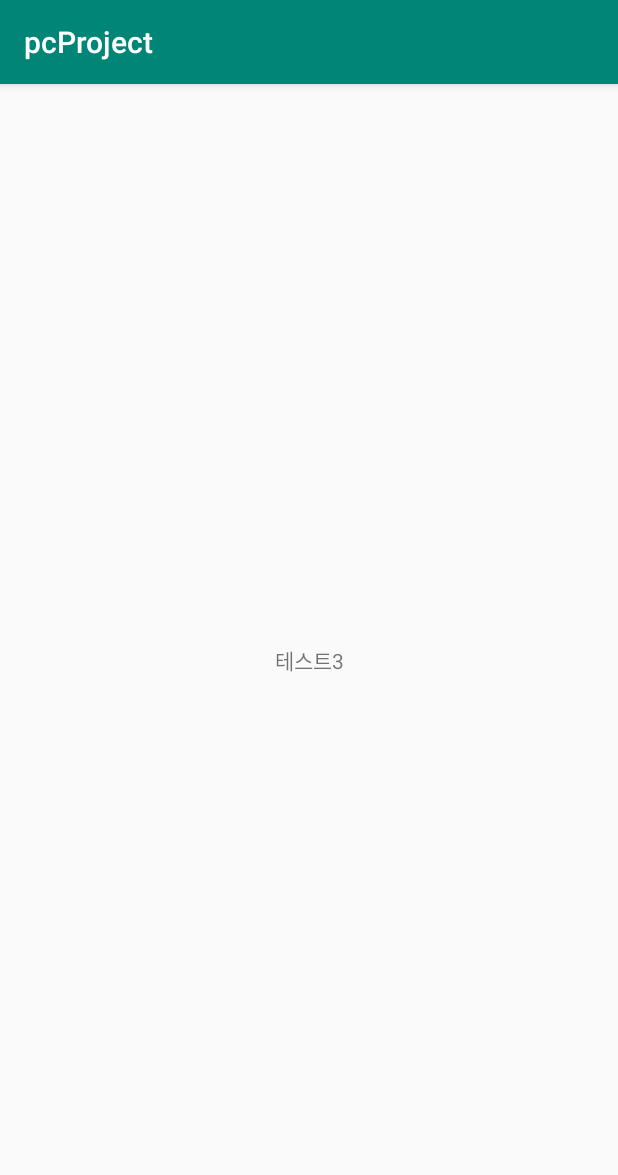
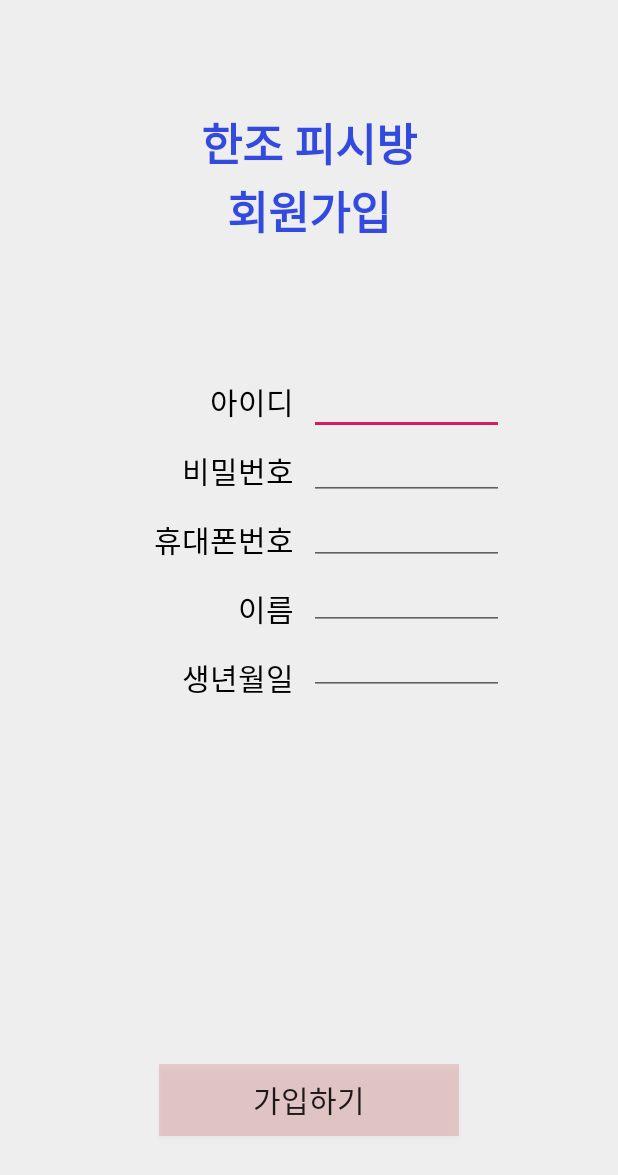
Before and after one commit to cis8448/RealProject, an Android app: the screen it shows after launch (MainActivity), on a phone screen of 412 x 824 dp. Shown: the top 1175 px of the screen. Run offline under Robolectric (Android 15) with nearby library versions, the phone set to English and light mode, and no system bars.

Commit message:
no message

```diff
--- a/PCproject/app/src/main/java/com/example/pcproject/MainActivity.java
+++ b/PCproject/app/src/main/java/com/example/pcproject/MainActivity.java
@@ -8,6 +8,6 @@ public class MainActivity extends AppCompatActivity {
     @Override
     protected void onCreate(Bundle savedInstanceState) {
         super.onCreate(savedInstanceState);
-        setContentView(R.layout.activity_main);
+        setContentView(R.layout.memberadd);
     }
 }
--- /dev/null
+++ b/PCproject/app/src/main/res/layout/memberadd.xml
@@ -0,0 +1,165 @@
+<?xml version="1.0" encoding="utf-8"?>
+<LinearLayout
+    xmlns:android="http://schemas.android.com/apk/res/android"
+    android:orientation="vertical"
+    android:layout_width="match_parent"
+    android:layout_height="match_parent"
+    android:padding="20dp"
+    android:background="#0C000000">
+
+    <LinearLayout
+        android:layout_width="match_parent"
+        android:layout_height="0dp"
+        android:layout_weight="1"
+        android:gravity="center"
+        android:orientation="vertical">
+
+        <TextView
+            android:layout_width="wrap_content"
+            android:layout_height="wrap_content"
+            android:text="한조 피시방"
+            android:textSize="30dp"
+            android:textStyle="bold"
+            android:textColor="#D30C28DB"
+            />
+        <TextView
+            android:layout_width="wrap_content"
+            android:layout_height="wrap_content"
+            android:text="회원가입"
+            android:textSize="30dp"
+            android:textStyle="bold"
+            android:textColor="#D30C28DB"/>
+
+    </LinearLayout>
+
+    <LinearLayout
+        android:layout_width="match_parent"
+        android:layout_height="0dp"
+        android:layout_weight="3"
+        android:orientation="vertical">
+
+        <LinearLayout
+            android:layout_width="match_parent"
+            android:layout_height="0dp"
+            android:layout_weight="3"
+            android:layout_marginTop="25dp">
+
+            <LinearLayout
+                android:layout_width="0dp"
+                android:layout_height="wrap_content"
+                android:layout_weight="1"
+                android:gravity="right"
+                android:orientation="vertical"
+                android:padding="10dp"
+                android:layout_marginTop="1dp">
+
+                <TextView
+                    android:layout_width="wrap_content"
+                    android:layout_height="wrap_content"
+                    android:layout_marginBottom="16dp"
+                    android:text="아이디"
+                    android:textColor="#000000"
+                    android:textSize="20dp" />
+
+                <TextView
+                    android:layout_width="wrap_content"
+                    android:layout_height="wrap_content"
+                    android:layout_marginBottom="16dp"
+                    android:text="비밀번호"
+                    android:textColor="#000000"
+                    android:textSize="20dp" />
+
+                <TextView
+                    android:layout_width="wrap_content"
+                    android:layout_height="wrap_content"
+                    android:layout_marginBottom="16dp"
+                    android:text="휴대폰번호"
+                    android:textColor="#000000"
+                    android:textSize="20dp" />
+
+                <TextView
+                    android:layout_width="wrap_content"
+                    android:layout_height="wrap_content"
+                    android:layout_marginBottom="16dp"
+                    android:text="이름"
+                    android:textColor="#000000"
+                    android:textSize="20dp" />
+
+                <TextView
+                    android:layout_width="wrap_content"
+                    android:layout_height="wrap_content"
+                    android:layout_marginBottom="15dp"
+                    android:text="생년월일"
+                    android:textColor="#000000"
+                    android:textSize="20dp" />
+
+
+            </LinearLayout>
+
+            <LinearLayout
+                android:layout_width="0dp"
+                android:layout_height="238dp"
+
+                android:layout_weight="1"
+                android:gravity="left"
+                android:orientation="vertical">
+
+                <EditText
+                    android:layout_width="130dp"
+                    android:layout_height="43dp"
+                    android:layout_marginTop="5dp"
+                    android:textColor="#000000"
+                    android:textSize="20dp"
+                    android:singleLine="true"/>
+
+                <EditText
+                    android:layout_width="130dp"
+                    android:layout_height="43dp"
+                    android:textColor="#000000"
+                    android:textSize="20dp"
+                    android:singleLine="true"/>
+
+                <EditText
+                    android:layout_width="130dp"
+                    android:layout_height="43dp"
+                    android:textColor="#000000"
+                    android:textSize="20dp"
+                    android:singleLine="true"/>
+
+                <EditText
+                    android:layout_width="130dp"
+                    android:layout_height="43dp"
+                    android:textColor="#000000"
+                    android:textSize="20dp"
+                    android:singleLine="true"/>
+
+                <EditText
+                    android:layout_width="130dp"
+                    android:layout_height="43dp"
+                    android:layout_marginBottom="10dp"
+                    android:textColor="#000000"
+                    android:textSize="20dp"
+                    android:singleLine="true"/>
+
+
+            </LinearLayout>
+        </LinearLayout>
+
+
+
+        <LinearLayout
+            android:layout_width="match_parent"
+            android:layout_height="0dp"
+            android:layout_weight="1"
+            android:gravity="center">
+
+            <Button
+                android:layout_width="200dp"
+                android:layout_height="wrap_content"
+                android:text="가입하기"
+                android:textSize="20dp"
+                android:background="#27BF0000"/>
+        </LinearLayout>
+
+    </LinearLayout>
+</LinearLayout>
--- a/PCproject/app/src/main/res/values/styles.xml
+++ b/PCproject/app/src/main/res/values/styles.xml
@@ -1,7 +1,7 @@
 <resources>
 
     <!-- Base application theme. -->
-    <style name="AppTheme" parent="Theme.AppCompat.Light.DarkActionBar">
+    <style name="AppTheme" parent="Theme.AppCompat.Light.NoActionBar">
         <!-- Customize your theme here. -->
         <item name="colorPrimary">@color/colorPrimary</item>
         <item name="colorPrimaryDark">@color/colorPrimaryDark</item>
```
